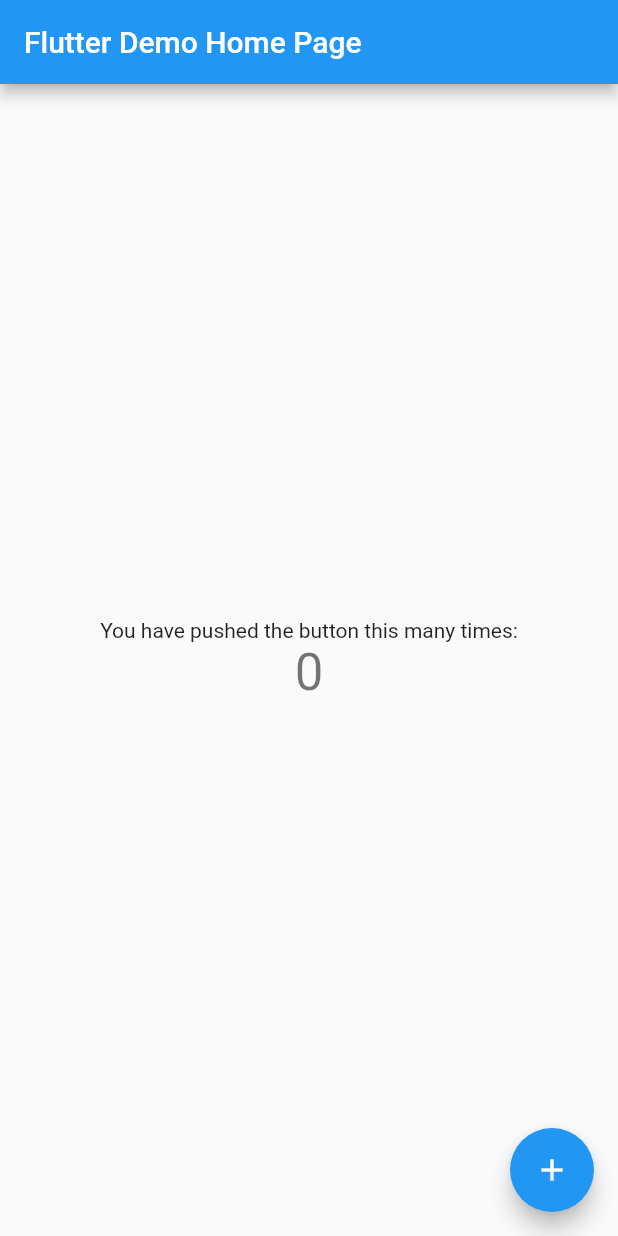
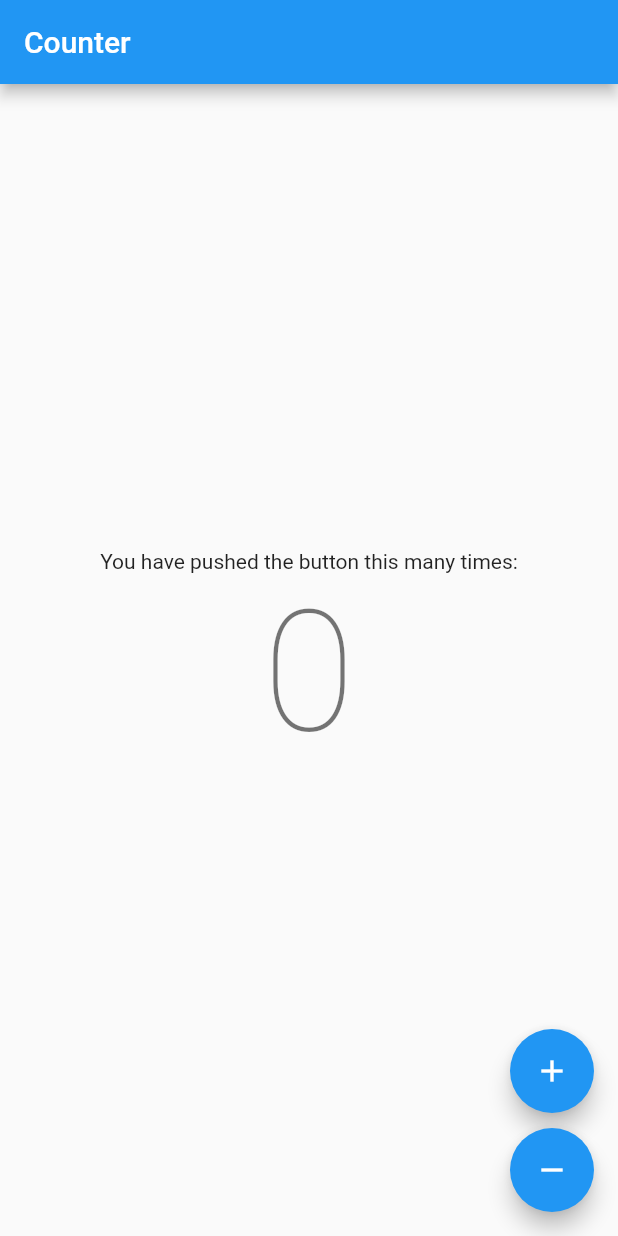
Before and after one commit to sherzod-ortiq/bloc_counter, a Flutter app: the screen it shows after launch, on a phone screen of 412 x 824 dp. Run offline on Flutter 3.47's test engine with Material 2 defaults, Android fonts, the phone set to English and light mode, and no system bars.

```diff
--- a/lib/main.dart
+++ b/lib/main.dart
@@ -1,48 +1,27 @@
 import 'package:flutter/material.dart';
 
-void main() {
-  runApp(MyApp());
-}
+void main() => runApp(new MyApp());
 
 class MyApp extends StatelessWidget {
-  // This widget is the root of your application.
   @override
   Widget build(BuildContext context) {
-    return MaterialApp(
-      title: 'Flutter Demo',
-      theme: ThemeData(
-        // This is the theme of your application.
-        //
-        // Try running your application with "flutter run". You'll see the
-        // application has a blue toolbar. Then, without quitting the app, try
-        // changing the primarySwatch below to Colors.green and then invoke
-        // "hot reload" (press "r" in the console where you ran "flutter run",
-        // or simply save your changes to "hot reload" in a Flutter IDE).
-        // Notice that the counter didn't reset back to zero; the application
-        // is not restarted.
+    return new MaterialApp(
+      title: 'Counter',
+      theme: new ThemeData(
         primarySwatch: Colors.blue,
       ),
-      home: MyHomePage(title: 'Flutter Demo Home Page'),
+      home: new MyHomePage(title: 'Counter'),
     );
   }
 }
 
 class MyHomePage extends StatefulWidget {
-  MyHomePage({Key? key, required this.title}) : super(key: key);
+  MyHomePage({required this.title});
 
-  // This widget is the home page of your application. It is stateful, meaning
-  // that it has a State object (defined below) that contains fields that affect
-  // how it looks.
-
-  // This class is the configuration for the state. It holds the values (in this
-  // case the title) provided by the parent (in this case the App widget) and
-  // used by the build method of the State. Fields in a Widget subclass are
-  // always marked "final".
-
-  final String title;
+  late final String title;
 
   @override
-  _MyHomePageState createState() => _MyHomePageState();
+  _MyHomePageState createState() => new _MyHomePageState();
 }
 
 class _MyHomePageState extends State<MyHomePage> {
@@ -50,64 +29,51 @@ class _MyHomePageState extends State<MyHomePage> {
 
   void _incrementCounter() {
     setState(() {
-      // This call to setState tells the Flutter framework that something has
-      // changed in this State, which causes it to rerun the build method below
-      // so that the display can reflect the updated values. If we changed
-      // _counter without calling setState(), then the build method would not be
-      // called again, and so nothing would appear to happen.
       _counter++;
+    });
+  }
+
+  void _decrementCounter() {
+    setState(() {
+      _counter--;
     });
   }
 
   @override
   Widget build(BuildContext context) {
-    // This method is rerun every time setState is called, for instance as done
-    // by the _incrementCounter method above.
-    //
-    // The Flutter framework has been optimized to make rerunning build methods
-    // fast, so that you can just rebuild anything that needs updating rather
-    // than having to individually change instances of widgets.
-    return Scaffold(
-      appBar: AppBar(
-        // Here we take the value from the MyHomePage object that was created by
-        // the App.build method, and use it to set our appbar title.
+    return new Scaffold(
+      appBar: new AppBar(
         title: Text(widget.title),
       ),
-      body: Center(
-        // Center is a layout widget. It takes a single child and positions it
-        // in the middle of the parent.
-        child: Column(
-          // Column is also a layout widget. It takes a list of children and
-          // arranges them vertically. By default, it sizes itself to fit its
-          // children horizontally, and tries to be as tall as its parent.
-          //
-          // Invoke "debug painting" (press "p" in the console, choose the
-          // "Toggle Debug Paint" action from the Flutter Inspector in Android
-          // Studio, or the "Toggle Debug Paint" command in Visual Studio Code)
-          // to see the wireframe for each widget.
-          //
-          // Column has various properties to control how it sizes itself and
-          // how it positions its children. Here we use mainAxisAlignment to
-          // center the children vertically; the main axis here is the vertical
-          // axis because Columns are vertical (the cross axis would be
-          // horizontal).
+      body: new Center(
+        child: new Column(
           mainAxisAlignment: MainAxisAlignment.center,
           children: <Widget>[
-            Text(
+            new Text(
               'You have pushed the button this many times:',
             ),
-            Text(
-              '$_counter',
-              style: Theme.of(context).textTheme.headline4,
-            ),
+            new Text('$_counter', style: Theme.of(context).textTheme.headline1),
           ],
         ),
       ),
-      floatingActionButton: FloatingActionButton(
-        onPressed: _incrementCounter,
-        tooltip: 'Increment',
-        child: Icon(Icons.add),
-      ), // This trailing comma makes auto-formatting nicer for build methods.
+      floatingActionButton: new Column(
+        mainAxisAlignment: MainAxisAlignment.end,
+        children: <Widget>[
+          new Padding(
+            padding: EdgeInsets.only(bottom: 10),
+            child: new FloatingActionButton(
+              onPressed: _incrementCounter,
+              tooltip: 'Increment',
+              child: new Icon(Icons.add),
+            ),
+          ),
+          new FloatingActionButton(
+            onPressed: _decrementCounter,
+            tooltip: 'Decrement',
+            child: new Icon(Icons.remove),
+          ),
+        ],
+      ),
     );
   }
 }
```
